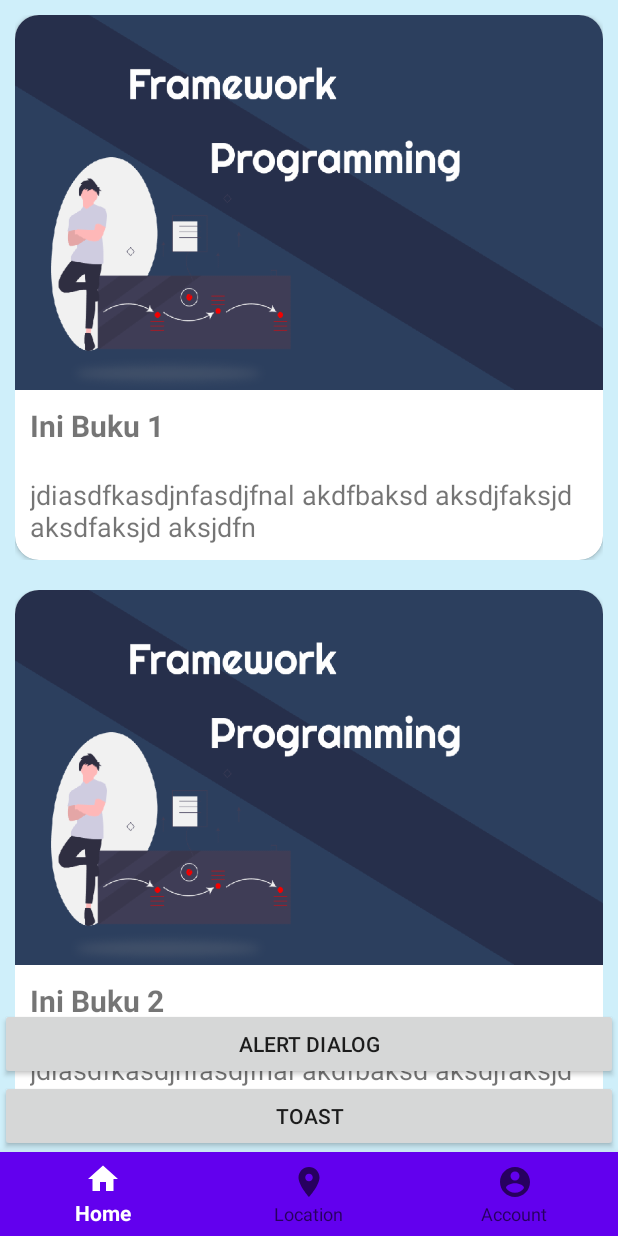
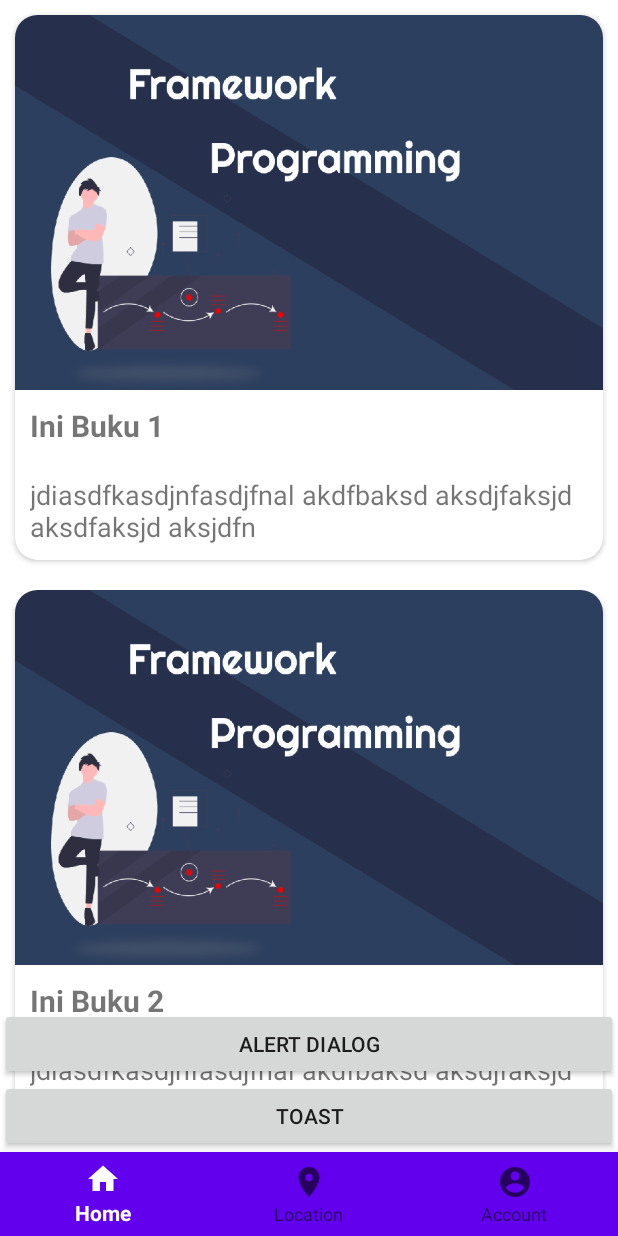
Before and after one commit to tantowi12/Belajar-Kotlin-1, an Android app: the HomeFragment screen opened directly, with no data from a screen before it, on a phone screen of 412 x 824 dp. Run offline under Robolectric (Android 15) with nearby library versions, the phone set to English and light mode, and no system bars.

Commit message:
8 - Card View & Recycle View Lanjutan

```diff
--- a/app/src/main/AndroidManifest.xml
+++ b/app/src/main/AndroidManifest.xml
@@ -9,7 +9,8 @@
         android:roundIcon="@mipmap/ic_launcher_round"
         android:supportsRtl="true"
         android:theme="@style/AppTheme">
-        <activity android:name=".activity_home"></activity>
+        <activity android:name=".DetailItem"></activity>
+        <activity android:name=".activity_home" />
         <activity android:name=".WalkThroughActivity" />
         <activity android:name=".SplashActivity">
             <intent-filter>
--- a/app/src/main/java/com/example/belajarkotlindasar/HomeFragment.kt
+++ b/app/src/main/java/com/example/belajarkotlindasar/HomeFragment.kt
@@ -12,6 +12,7 @@ import android.view.ViewGroup
 import android.widget.Toast
 import androidx.recyclerview.widget.LinearLayoutManager
 import com.example.belajarkotlindasar.adapter.ItemAdapter
+import com.example.belajarkotlindasar.listener.OnItemClickListener
 import com.example.belajarkotlindasar.model.Item
 import kotlinx.android.synthetic.main.fragment_home.*
 
@@ -32,6 +33,8 @@ class HomeFragment : Fragment() {
         super.onViewCreated(view, savedInstanceState)
 
         initView()
+
+        detail()
 
         action()
     }
@@ -76,4 +79,16 @@ class HomeFragment : Fragment() {
             Toast.makeText(activity, "Ini Toast", Toast.LENGTH_LONG).show()
         }
         }
+
+    fun detail() {
+        itemAdapter.setonClickItemListener(object : OnItemClickListener {
+            override fun onItemClick(item: View, position: Int) {
+                var i = Intent(context, DetailItem::class.java)
+                i.putExtra("title", itemAdapter.getItems().get(position).getTitle() )
+                i.putExtra("description", itemAdapter.getItems().get(position).getDescription())
+                startActivity(i)
+            }
+
+        })
     }
+    }
--- a/app/src/main/java/com/example/belajarkotlindasar/WalkThroughActivity.kt
+++ b/app/src/main/java/com/example/belajarkotlindasar/WalkThroughActivity.kt
@@ -56,7 +56,7 @@ class WalkThroughActivity : AppCompatActivity() {
                 vvWalkThrough.currentItem +=1
             } else {
                 pre.firstInstall = true
-                val intent = Intent(this, MainActivity::class.java)
+                val intent = Intent(this, HomeFragment::class.java)
                 startActivity(intent)
                 finish()
             }
@@ -64,7 +64,7 @@ class WalkThroughActivity : AppCompatActivity() {
 
         tvLewati.setOnClickListener {
             pre.firstInstall = true
-            val intent = Intent(this, MainActivity::class.java)
+            val intent = Intent(this, HomeFragment::class.java)
             startActivity(intent)
             finish()
         }
--- a/app/src/main/java/com/example/belajarkotlindasar/adapter/ItemAdapter.kt
+++ b/app/src/main/java/com/example/belajarkotlindasar/adapter/ItemAdapter.kt
@@ -1,18 +1,25 @@
 package com.example.belajarkotlindasar.adapter
 
 import android.content.Context
+import android.content.Intent
+import android.location.Location
 import android.view.LayoutInflater
 import android.view.MenuItem
 import android.view.View
 import android.view.ViewGroup
 import android.widget.TextView
+import androidx.cardview.widget.CardView
 import androidx.recyclerview.widget.RecyclerView
+import com.example.belajarkotlindasar.DetailItem
+import com.example.belajarkotlindasar.LocationFragment
 import com.example.belajarkotlindasar.R
+import com.example.belajarkotlindasar.listener.OnItemClickListener
 import com.example.belajarkotlindasar.model.Item
 
 class ItemAdapter(val context: Context) : RecyclerView.Adapter<ItemAdapter.ItemViewHolder>() {
 
     private val items : MutableList<Item> = mutableListOf()
+    private var onSelectedListener : OnItemClickListener? = null
 
     override fun onCreateViewHolder(parent: ViewGroup, viewType: Int): ItemViewHolder {
         return ItemViewHolder(LayoutInflater.from(context).inflate(R.layout.item_view, parent, false))
@@ -32,15 +39,37 @@ class ItemAdapter(val context: Context) : RecyclerView.Adapter<ItemAdapter.ItemV
         notifyDataSetChanged()
     }
 
+    fun getItems(): MutableList<Item> {
+        return items
+    }
+
     inner class ItemViewHolder(item: View) : RecyclerView.ViewHolder(item) {
 
         val Title : TextView = item.findViewById(R.id.txt_title)
         val Description : TextView = item.findViewById(R.id.txt_deskrip)
+        val cardView1 : CardView = item.findViewById(R.id.cv_item1)
 
-        fun bindmodel(i: Item) {
 
-            Title.text = i.getTitle()
-            Description.text = i.getDescription()
+
+        fun bindmodel(a: Item) {
+
+            Title.text = a.getTitle()
+            Description.text = a.getDescription()
+
+//            cardView1.setOnClickListener {
+//                var i = Intent(context, DetailItem::class.java)
+//                i.putExtra("title", a.getTitle())
+//                i.putExtra("description", a.getDescription())
+//                context.startActivity(i)
+//            }
+        }
+
+        init {
+            cardView1.setOnClickListener{ onSelectedListener?.onItemClick(it, layoutPosition)}
         }
     }
+
+    fun setonClickItemListener(onClickItemListener: OnItemClickListener) {
+        this.onSelectedListener = onClickItemListener
+    }
 }
--- /dev/null
+++ b/app/src/main/java/com/example/belajarkotlindasar/listener/OnItemClickListener.kt
@@ -0,0 +1,7 @@
+package com.example.belajarkotlindasar.listener
+
+import android.view.View
+
+interface OnItemClickListener {
+    fun onItemClick(item: View, position: Int)
+}
--- a/app/src/main/res/layout/activity_home.xml
+++ b/app/src/main/res/layout/activity_home.xml
@@ -4,6 +4,7 @@
     xmlns:tools="http://schemas.android.com/tools"
     android:layout_width="match_parent"
     android:layout_height="match_parent"
+    android:background="@color/merah"
     tools:context=".activity_home">
 
     <FrameLayout
--- a/app/src/main/res/layout/item_view.xml
+++ b/app/src/main/res/layout/item_view.xml
@@ -2,19 +2,19 @@
 <LinearLayout xmlns:android="http://schemas.android.com/apk/res/android"
     android:layout_width="match_parent"
     android:layout_height="wrap_content"
-    xmlns:app="http://schemas.android.com/apk/res-auto"
-    android:orientation="vertical"
-    android:background="#cfeffa"
-    android:padding="10dp">
+    xmlns:app="http://schemas.android.com/apk/res-auto">
 
         <androidx.cardview.widget.CardView
+            android:id="@+id/cv_item1"
             android:layout_width="match_parent"
             android:layout_height="wrap_content"
-            app:cardCornerRadius="16dp">
+            app:cardCornerRadius="15dp"
+            android:layout_margin="10dp">
 
-                <RelativeLayout
+                <LinearLayout
                     android:layout_width="match_parent"
-                    android:layout_height="wrap_content">
+                    android:layout_height="wrap_content"
+                    android:orientation="vertical">
 
                         <ImageView
                             android:id="@+id/iv_img1"
@@ -45,7 +45,7 @@
                             android:text="Deskripsion"
                             android:textSize="18dp"/>
 
-                </RelativeLayout>
+                </LinearLayout>
 
         </androidx.cardview.widget.CardView>
 
```
Also changed, not shown: app/src/main/java/com/example/belajarkotlindasar/DetailItem.kt (added, +25 -0 lines), app/src/main/res/layout/activity_detail_item.xml (added, +20 -0 lines).
